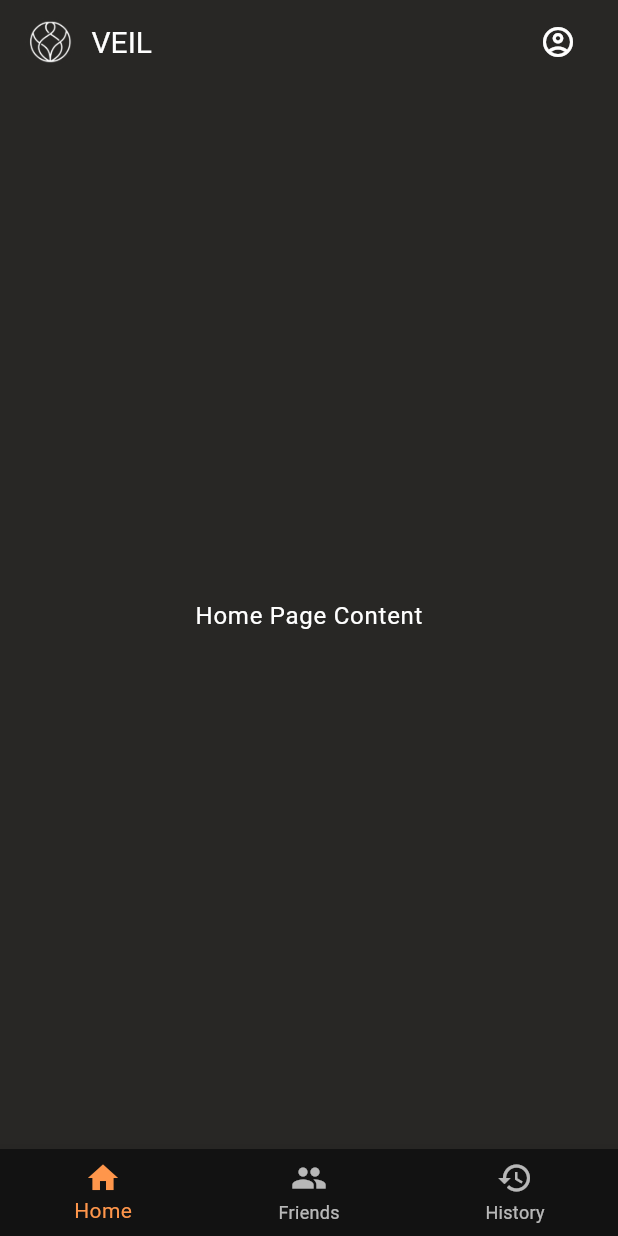
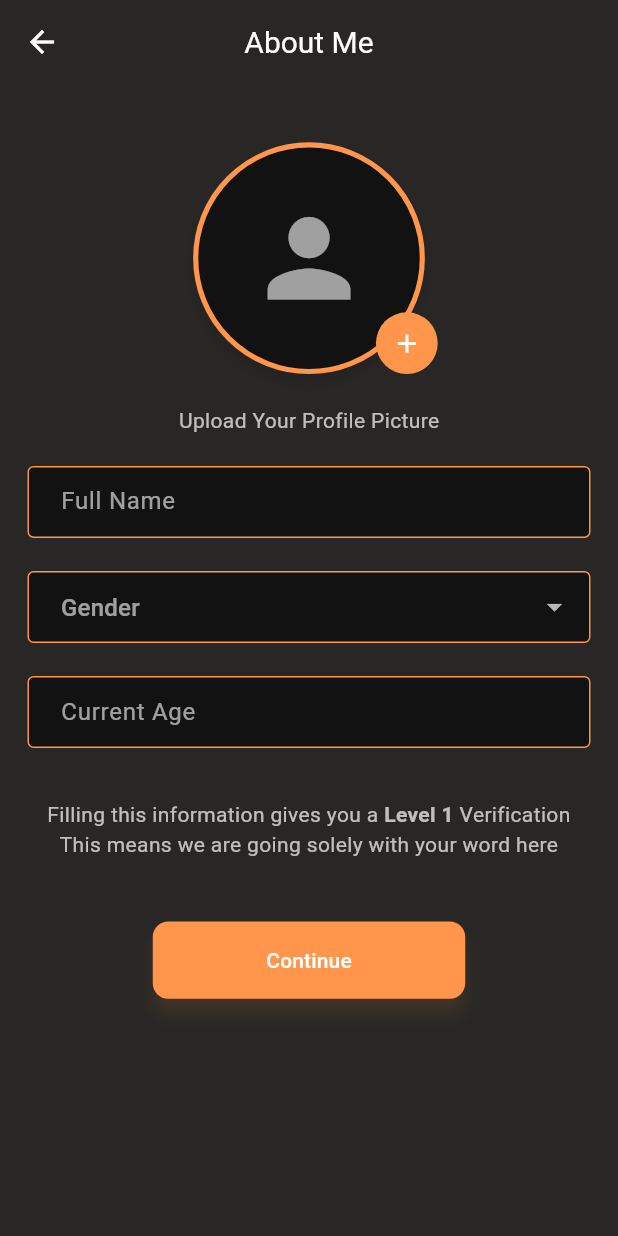
Before and after one commit to Sidd1374/Anonymous_Chat_Application, a Flutter app: the screen it shows after launch, after a tap on "Continue", on a phone screen of 412 x 824 dp. Run offline on Flutter 3.47's test engine with Material 3 defaults, Android fonts, the phone set to English and light mode, and no system bars; our stand-ins replace flutter_screenutil.

Commit message:
about page added

```diff
--- /dev/null
+++ b/lib/views/entry/About_page.dart
@@ -0,0 +1,192 @@
+import 'package:flutter/material.dart';
+import 'package:flutter_screenutil/flutter_screenutil.dart';
+import '../home/home_page_frame.dart';
+
+class About extends StatelessWidget {
+  @override
+  Widget build(BuildContext context) {
+    final theme = Theme.of(context);
+
+    return Scaffold(
+      appBar: AppBar(
+        centerTitle: true,
+        title: Text(
+          "About Me",
+          style: theme.appBarTheme.titleTextStyle,
+        ),
+      ),
+      body: SingleChildScrollView(
+        child: Container(
+          padding: EdgeInsets.all(16.w),
+          decoration: BoxDecoration(
+            color: theme.scaffoldBackgroundColor,
+          ),
+          child: Column(
+            crossAxisAlignment: CrossAxisAlignment.center,
+            children: [
+              SizedBox(height: 20.h),
+              GestureDetector(
+                onTap: () {
+                  // Add functionality to upload a profile picture
+                  print("Profile image tapped");
+                },
+                child: Stack(
+                  alignment: Alignment.bottomRight,
+                  children: [
+                    Container(
+                      width: 150.w,
+                      height: 150.h,
+                      decoration: BoxDecoration(
+                        shape: BoxShape.circle,
+                        color: theme.cardColor,
+                        border: Border.all(
+                          color: theme.primaryColor,
+                          width: 3.w,
+                        ),
+                        boxShadow: [
+                          BoxShadow(
+                            color: Colors.black.withOpacity(0.1),
+                            blurRadius: 7.r,
+                            offset: Offset(0, 6.h),
+                          ),
+                        ],
+                      ),
+                      child: Icon(
+                        Icons.person,
+                        size: 80.sp,
+                        color: theme.hintColor,
+                      ),
+                    ),
+                    CircleAvatar(
+                      radius: 20.r,
+                      backgroundColor: theme.primaryColor,
+                      child: Icon(
+                        Icons.add,
+                        color: Colors.white,
+                        size: 20.sp,
+                      ),
+                    ),
+                  ],
+                ),
+              ),
+              SizedBox(height: 20.h),
+              Text("Upload Your Profile Picture"),
+              SizedBox(height: 20.h),
+              SizedBox(
+                height: 60.h,
+                child: _buildInputField(context, 'Full Name'),
+              ),
+              SizedBox(height: 8.h),
+              SizedBox(
+                height: 60.h,
+                child: _buildDropdownField(context, 'Gender'),
+              ),
+              SizedBox(height: 8.h),
+              SizedBox(
+                height: 60.h,
+                child: _buildInputField(context, 'Current Age', numeric: true),
+              ),
+              SizedBox(height: 20.h),
+              Text.rich(
+                TextSpan(
+                  children: [
+                    TextSpan(
+                      text: 'Filling this information gives you a ',
+                      style: theme.textTheme.bodyMedium,
+                    ),
+                    TextSpan(
+                      text: 'Level 1',
+                      style: theme.textTheme.bodyMedium?.copyWith(
+                        fontWeight: FontWeight.bold,
+                      ),
+                    ),
+                    TextSpan(
+                      text:
+                      ' Verification \nThis means we are going solely with your word here',
+                      style: theme.textTheme.bodyMedium,
+                    ),
+                  ],
+                ),
+                textAlign: TextAlign.center,
+              ),
+              SizedBox(height: 40.h),
+              _buildButton(context, 'Continue'),
+            ],
+          ),
+        ),
+      ),
+    );
+  }
+
+  Widget _buildInputField(BuildContext context, String placeholder,
+      {bool numeric = false}) {
+    final theme = Theme.of(context);
+
+    return TextField(
+      keyboardType: numeric ? TextInputType.number : TextInputType.text,
+      decoration: InputDecoration(
+        hintText: placeholder,
+        filled: true,
+        fillColor: theme.cardColor,
+        border: InputBorder.none, // Removed border
+        contentPadding: EdgeInsets.symmetric(horizontal: 16.w, vertical: 8.h),
+        hintStyle: theme.textTheme.bodyLarge?.copyWith(color: theme.hintColor),
+      ),
+      style: theme.textTheme.bodyLarge?.copyWith(
+        color: theme.textTheme.bodyLarge?.color, // Text color as per theme
+      ),
+    );
+  }
+
+  Widget _buildDropdownField(BuildContext context, String placeholder) {
+    final theme = Theme.of(context);
+    return DropdownButtonFormField<String>(
+      decoration: InputDecoration(
+        filled: true,
+        fillColor: theme.cardColor,
+        border: InputBorder.none, // Removed border
+        contentPadding: EdgeInsets.symmetric(horizontal: 16.w, vertical: 8.h),
+        hintText: placeholder,
+        hintStyle: theme.textTheme.bodyLarge?.copyWith(color: theme.hintColor),
+      ),
+      items: ['Male', 'Female', 'Other']
+          .map(
+            (gender) => DropdownMenuItem(
+          value: gender,
+          child: Text(
+            gender,
+            style: theme.textTheme.bodyLarge,
+          ),
+        ),
+      )
+          .toList(),
+      onChanged: (value) {
+        // Handle gender selection
+      },
+    );
+  }
+
+  Widget _buildButton(BuildContext context, String text) {
+    final theme = Theme.of(context);
+
+    return ElevatedButton(
+      onPressed: () {
+        // Add functionality for the continue button
+        Navigator.push(context, MaterialPageRoute(builder: (Context) => HomePageFrame()));
+      },
+      style: ElevatedButton.styleFrom(
+        minimumSize: Size(182.w, 50.h),
+        shape: RoundedRectangleBorder(
+          borderRadius: BorderRadius.circular(10.r),
+        ),
+        backgroundColor: theme.primaryColor,
+        shadowColor: theme.primaryColor.withOpacity(0.3),
+        elevation: 5,
+      ),
+      child: Text(
+        text,
+        style: theme.textTheme.labelLarge?.copyWith(color: Colors.white),
+      ),
+    );
+  }
+}
--- a/lib/views/entry/login_page.dart
+++ b/lib/views/entry/login_page.dart
@@ -2,9 +2,11 @@ import 'package:flutter/material.dart';
 import 'package:provider/provider.dart';
 import 'package:flutter_screenutil/flutter_screenutil.dart';
 
-import '../home/home_page_frame.dart';
+// import '../home/home_page_frame.dart';
 import '../../core/app_theme.dart';
 import 'register_page.dart';
+// import '../test_1.dart';
+import 'About_page.dart';
 
 class LoginPage extends StatefulWidget {
   const LoginPage({Key? key}) : super(key: key);
@@ -222,7 +224,7 @@ class _LoginPageState extends State<LoginPage> {
   void _navigateToHome(BuildContext context) {
     Navigator.push(
       context,
-      MaterialPageRoute(builder: (context) => HomePageFrame()),
+      MaterialPageRoute(builder: (context) => About()),
     );
   }
 
--- a/lib/views/entry/register_page.dart
+++ b/lib/views/entry/register_page.dart
@@ -218,7 +218,7 @@ class _RegisterPageState extends State<RegisterPage> {
   void _navigateToLogin(BuildContext context) {
     Navigator.push(
       context,
-      MaterialPageRoute(builder: (context) => RegisterPage()),
+      MaterialPageRoute(builder: (context) => LoginPage()),
     );
   }
 }
```
Also changed, not shown: lib/views/test_1.dart (deleted, +0 -278 lines).
